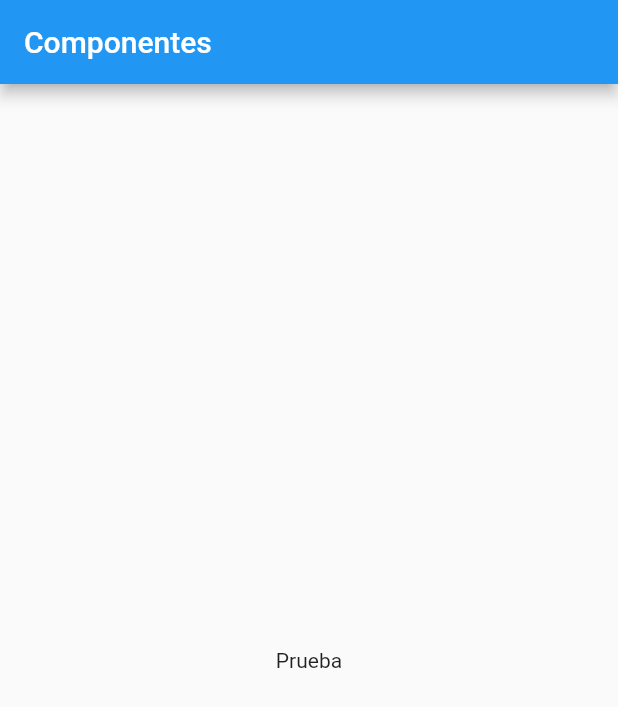
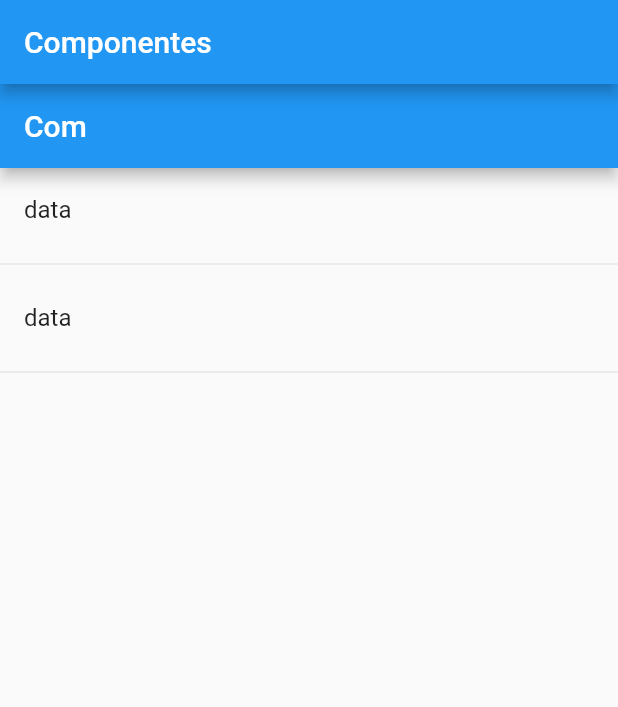
Before and after one commit to AndresGodinez/components, a Flutter app: the screen it shows after launch, on a phone screen of 412 x 824 dp. Shown: the top 707 px of the screen. Run offline on Flutter 3.47's test engine with Material 2 defaults, Android fonts, the phone set to English and light mode, and no system bars.

Commit message:
using ListTitle and ListView

```diff
--- a/lib/src/pages/home_temp.dart
+++ b/lib/src/pages/home_temp.dart
@@ -3,8 +3,23 @@ import 'package:flutter/material.dart';
 class HomeTemp extends StatelessWidget {
   @override
   Widget build(BuildContext context) {
-    return Center(
-      child: Text('Prueba'),
+    return Scaffold(
+      appBar: AppBar(
+        title: Text('Com'),
+      ),
+      body: ListView(
+        children: <Widget>[
+          ListTile(
+            title: Text('data'),
+          ),
+          Divider(),
+          ListTile(
+            title: Text('data'),
+          ),
+          Divider(),
+
+        ],
+      ),
     );
   }
 }
```
